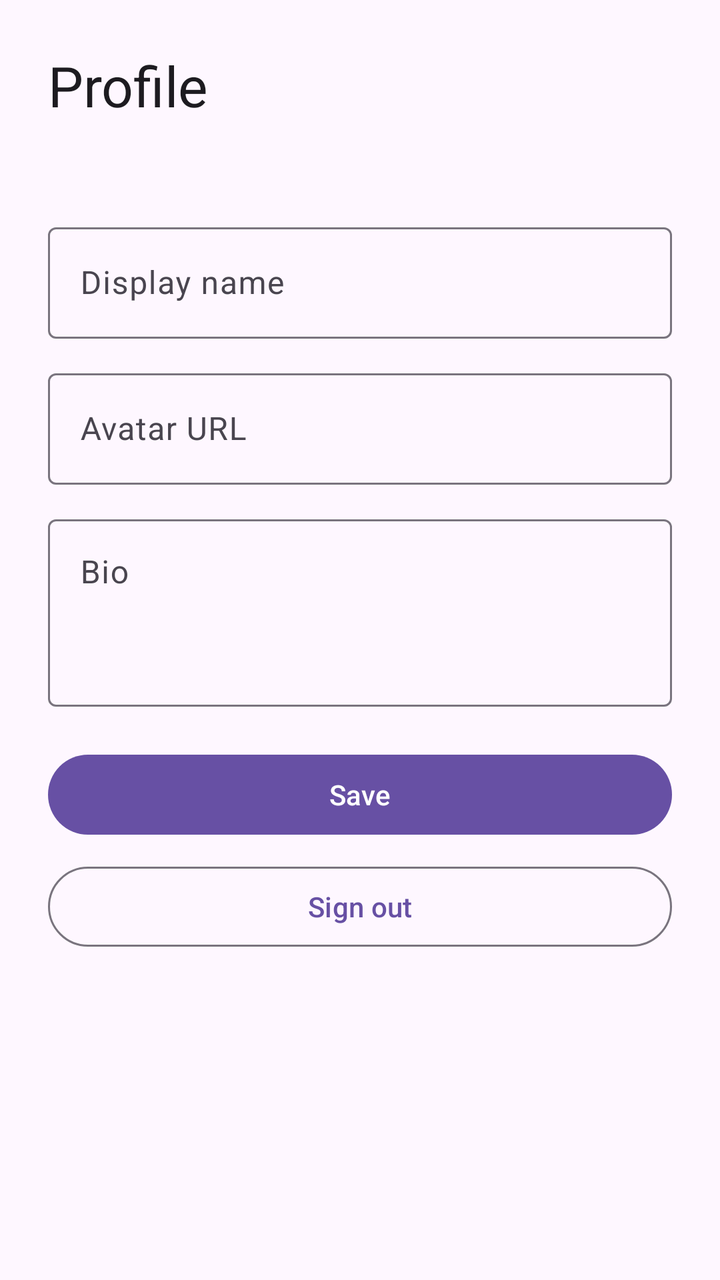
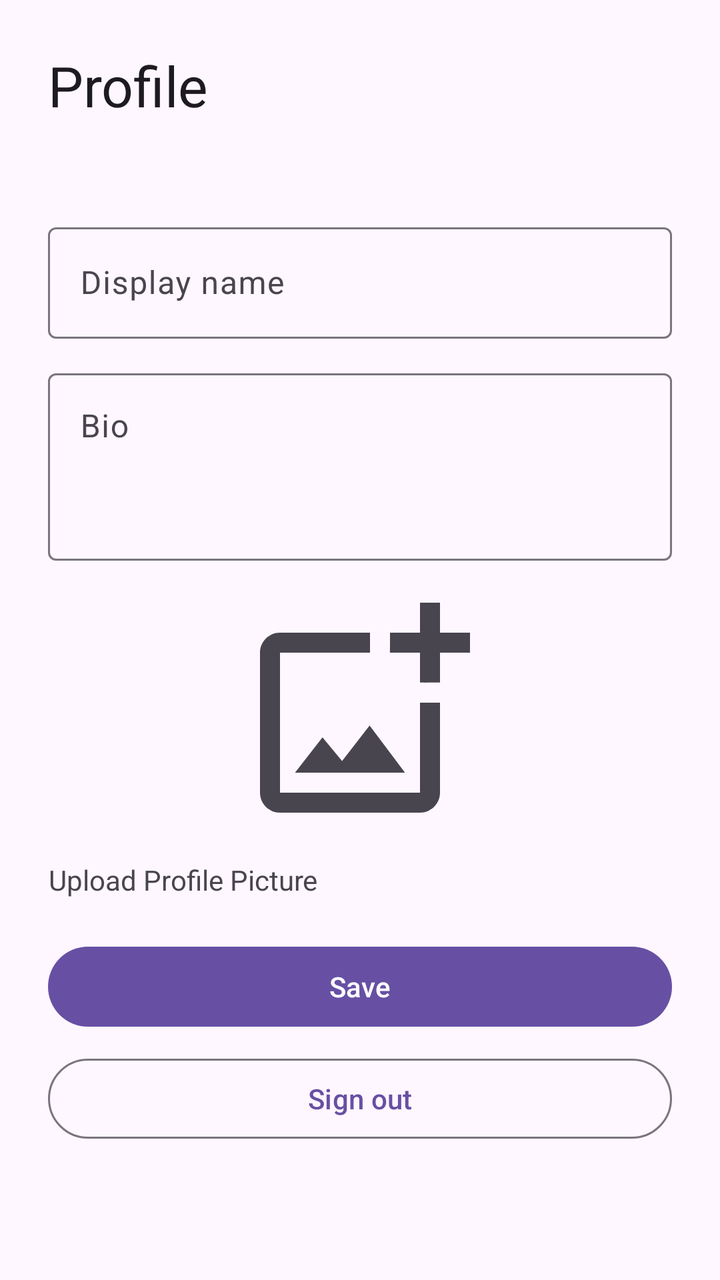

Before-and-after screenshots of an Android layout around one commit, followed by the original layout XML and the change that was made.
<!-- AndroidManifest.xml: application theme AppTheme -->
<!-- res/layout/fragment_profile.xml -->
<?xml version="1.0" encoding="utf-8"?>
<ScrollView xmlns:android="http://schemas.android.com/apk/res/android"
  android:layout_width="match_parent"
  android:layout_height="match_parent">

  <LinearLayout
    android:layout_width="match_parent"
    android:layout_height="wrap_content"
    android:orientation="vertical"
    android:padding="24dp">

    <TextView
      android:layout_width="wrap_content"
      android:layout_height="wrap_content"
      android:text="@string/profile"
      android:textAppearance="?attr/textAppearanceHeadlineMedium"/>

    <TextView
      android:id="@+id/email"
      android:layout_width="wrap_content"
      android:layout_height="wrap_content"
      android:layout_marginTop="8dp"/>

    <com.google.android.material.textfield.TextInputLayout
      android:layout_width="match_parent"
      android:layout_height="wrap_content"
      android:layout_marginTop="20dp"
      android:hint="@string/display_name">
      <com.google.android.material.textfield.TextInputEditText
        android:id="@+id/display_name"
        android:layout_width="match_parent"
        android:layout_height="wrap_content"/>
    </com.google.android.material.textfield.TextInputLayout>

    <com.google.android.material.textfield.TextInputLayout
      android:layout_width="match_parent"
      android:layout_height="wrap_content"
      android:layout_marginTop="12dp"
      android:hint="@string/avatar_url">
      <com.google.android.material.textfield.TextInputEditText
        android:id="@+id/avatar_url"
        android:layout_width="match_parent"
        android:layout_height="wrap_content"
        android:inputType="textUri"/>
    </com.google.android.material.textfield.TextInputLayout>

    <com.google.android.material.textfield.TextInputLayout
      android:layout_width="match_parent"
      android:layout_height="wrap_content"
      android:layout_marginTop="12dp"
      android:hint="@string/bio">
      <com.google.android.material.textfield.TextInputEditText
        android:id="@+id/bio"
        android:layout_width="match_parent"
        android:layout_height="wrap_content"
        android:gravity="top"
        android:inputType="textMultiLine"
        android:minLines="3"/>
    </com.google.android.material.textfield.TextInputLayout>

    <com.google.android.material.button.MaterialButton
      android:id="@+id/save_button"
      android:layout_width="match_parent"
      android:layout_height="wrap_content"
      android:layout_marginTop="20dp"
      android:text="@string/save"/>

    <com.google.android.material.button.MaterialButton
      android:id="@+id/sign_out_button"
      style="?attr/materialButtonOutlinedStyle"
      android:layout_width="match_parent"
      android:layout_height="wrap_content"
      android:layout_marginTop="8dp"
      android:text="@string/sign_out"/>
  </LinearLayout>
</ScrollView>
<!-- resources referenced by this layout -->
<resources>
  <string name="avatar_url">Avatar URL</string>
  <string name="bio">Bio</string>
  <string name="display_name">Display name</string>
  <string name="profile">Profile</string>
  <string name="save">Save</string>
  <string name="sign_out">Sign out</string>
  <style name="AppTheme" parent="Theme.Material3.DayNight">
      
    </style>
</resources>

<!-- the commit's change to res/layout/fragment_profile.xml (unified diff, before → after) -->
@@ -36,18 +36,6 @@
       android:layout_width="match_parent"
       android:layout_height="wrap_content"
       android:layout_marginTop="12dp"
-      android:hint="@string/avatar_url">
-      <com.google.android.material.textfield.TextInputEditText
-        android:id="@+id/avatar_url"
-        android:layout_width="match_parent"
-        android:layout_height="wrap_content"
-        android:inputType="textUri"/>
-    </com.google.android.material.textfield.TextInputLayout>
-
-    <com.google.android.material.textfield.TextInputLayout
-      android:layout_width="match_parent"
-      android:layout_height="wrap_content"
-      android:layout_marginTop="12dp"
       android:hint="@string/bio">
       <com.google.android.material.textfield.TextInputEditText
         android:id="@+id/bio"
@@ -57,6 +45,28 @@
         android:inputType="textMultiLine"
         android:minLines="3"/>
     </com.google.android.material.textfield.TextInputLayout>
+
+    <LinearLayout
+      android:id="@+id/layout_upload_photo"
+      android:layout_width="120dp"
+      android:layout_height="120dp"
+      android:layout_gravity="center_horizontal"
+      android:layout_marginTop="16dp"
+      android:layout_marginBottom="8dp"
+      android:background="@drawable/outline_add_photo_alternate_24"
+      android:clickable="true"
+      android:focusable="true"
+      android:gravity="center"
+      android:orientation="vertical"
+      android:padding="12dp"/>
+
+    <TextView
+      android:id="@+id/text_upload_photo"
+      android:layout_width="wrap_content"
+      android:layout_height="wrap_content"
+      android:layout_marginTop="6dp"
+      android:gravity="center"
+      android:text="@string/upload_profile_picture"/>
 
     <com.google.android.material.button.MaterialButton
       android:id="@+id/save_button"
<!-- resource entries referenced after the edit -->
@@ -1,11 +1,22 @@
 <!-- resources referenced by this layout -->
 <resources>
-  <string name="avatar_url">Avatar URL</string>
+  <!-- drawable outline_add_photo_alternate_24 (drawable) -->
+  <vector xmlns:android="http://schemas.android.com/apk/res/android"
+      android:width="24dp"
+      android:height="24dp"
+      android:viewportWidth="24"
+      android:viewportHeight="24"
+      android:tint="?attr/colorControlNormal">
+    <path
+        android:fillColor="@android:color/white"
+        android:pathData="M18,20L4,20L4,6h9L13,4L4,4c-1.1,0 -2,0.9 -2,2v14c0,1.1 0.9,2 2,2h14c1.1,0 2,-0.9 2,-2v-9h-2v9zM10.21,16.83l-1.96,-2.36L5.5,18h11l-3.54,-4.71zM20,4L20,1h-2v3h-3c0.01,0.01 0,2 0,2h3v2.99c0.01,0.01 2,0 2,0L20,6h3L23,4h-3z"/>
+  </vector>
   <string name="bio">Bio</string>
   <string name="display_name">Display name</string>
   <string name="profile">Profile</string>
   <string name="save">Save</string>
   <string name="sign_out">Sign out</string>
+  <string name="upload_profile_picture">Upload Profile Picture</string>
   <style name="AppTheme" parent="Theme.Material3.DayNight">
       
     </style>
